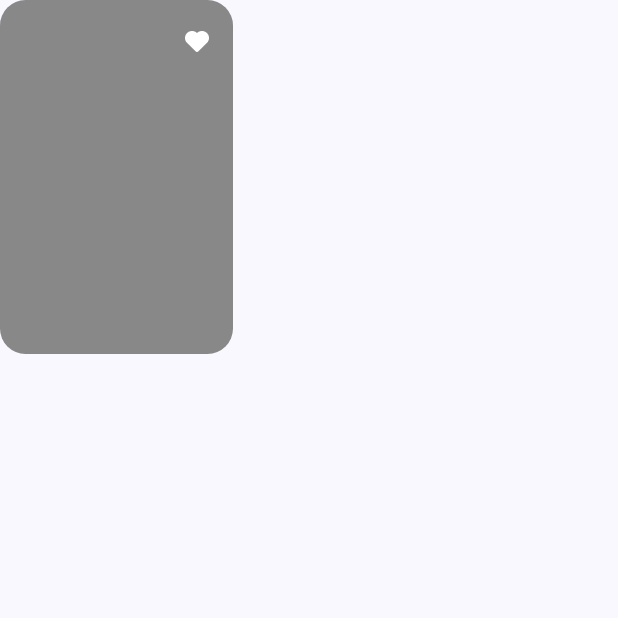
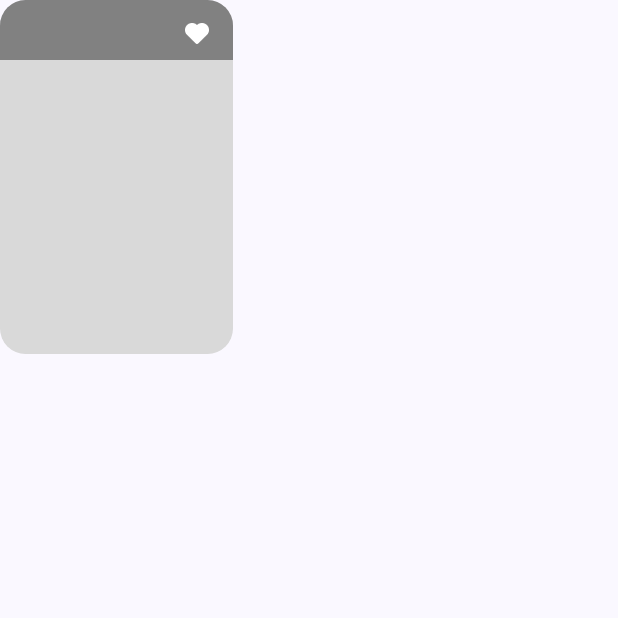
Before and after one commit to inu-appcenter/UniClub-android, an Android app built with Jetpack Compose: the composable RecommendClub called with empty values, on a phone screen of 412 x 824 dp, the top half of it. Run offline under Robolectric (Android 15) with nearby library versions, the phone set to English and light mode, and no system bars; network calls fail; pictures from the network do not load; Roboto replaces fonts that are not available here.

Commit message:
feat: 메인페이지 디자인 수정

```diff
--- a/app/src/main/java/com/appcenter/uniclub/model/ClubCategory.kt
+++ b/app/src/main/java/com/appcenter/uniclub/model/ClubCategory.kt
@@ -35,3 +35,8 @@ fun ClubCategory.getIconRes(): Int? = when (this) {
     ClubCategory.VOLUNTEER -> R.drawable.ic_category_volunteer
     ClubCategory.CULTURE -> R.drawable.ic_category_culture
 }
+
+fun String.toClubCategory(): ClubCategory? =
+    ClubCategory.fromServerValue(this)
+fun String.toCategoryDisplayName(): String =
+    this.toClubCategory()?.displayName ?: this
--- a/app/src/main/java/com/appcenter/uniclub/ui/home/ClubCardCarousel.kt
+++ b/app/src/main/java/com/appcenter/uniclub/ui/home/ClubCardCarousel.kt
@@ -10,6 +10,7 @@ import androidx.compose.foundation.layout.PaddingValues
 import androidx.compose.foundation.layout.Row
 import androidx.compose.foundation.layout.fillMaxSize
 import androidx.compose.foundation.layout.fillMaxWidth
+import androidx.compose.foundation.layout.height
 import androidx.compose.foundation.layout.offset
 import androidx.compose.foundation.layout.size
 import androidx.compose.foundation.lazy.LazyRow
@@ -155,15 +156,21 @@ fun RecommendClub(
             Box(
                 modifier = Modifier
                     .figmaSize(widthPx = 136f, heightPx = 206f)
-                    .background(Color.Gray) // 회색 배경
+                    .background(Color(0xFFD9D9D9))
             )
         }
 
-
+        Box(
+            modifier = Modifier
+                .fillMaxWidth()
+                .height(40.dp)
+                .background(Color(0xFF141414).copy(alpha = 0.45f))
+                .align(Alignment.TopStart)
+        ) {
             Row(
                 modifier = Modifier
                     .fillMaxWidth()
-                .figmaPadding(startPx = 14f, topPx = 10f)
+                    .figmaPadding(startPx = 14f, topPx = 5f)
                     .align(Alignment.TopStart),
                 horizontalArrangement = Arrangement.SpaceBetween,
                 verticalAlignment = Alignment.CenterVertically
@@ -205,3 +212,4 @@ fun RecommendClub(
             }
         }
     }
+}
```
Also changed, not shown: app/src/main/res/drawable/ic_category_academic.png, app/src/main/res/drawable/ic_category_culture.png, app/src/main/res/drawable/ic_category_hobby.png, app/src/main/res/drawable/ic_category_religion.png, app/src/main/res/drawable/ic_category_sports.png, app/src/main/res/drawable/ic_category_volunteer.png. Lines whose indentation alone changed are shown as unchanged.
